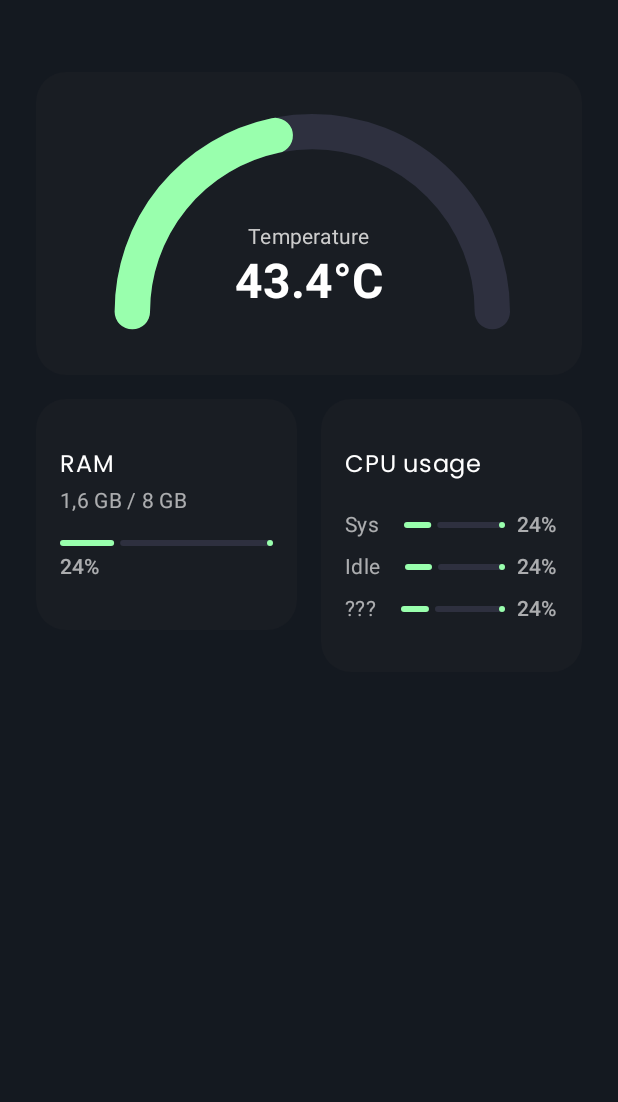
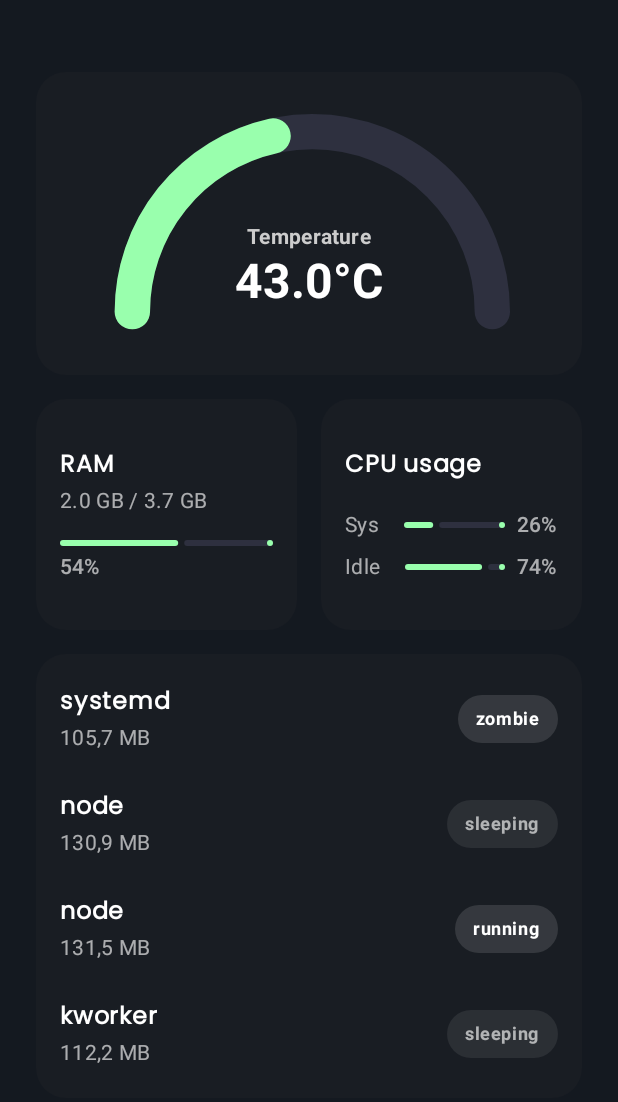
Before and after one commit to DEJA-1/PZ-UDTM, an Android app built with Jetpack Compose: the screen it shows after launch (MainActivity), on a phone screen of 412 x 824 dp. Shown: the top 1102 px of the screen. Run offline under Robolectric (Android 15) with nearby library versions, the phone set to English and light mode, and no system bars; our stand-ins replace Dagger/Hilt's generated code.

Commit message:
finish ui

```diff
--- a/app/src/main/java/com/km/pz_app/data/repository/FakeSystemRepository.kt
+++ b/app/src/main/java/com/km/pz_app/data/repository/FakeSystemRepository.kt
@@ -17,6 +17,8 @@ class FakeSystemRepository @Inject constructor() : ISystemRepository {
     private var previousUser = 100L
     private var previousKernel = 200L
     private var previousIdle = 3000L
+    private var totalRam = 3882924L
+    private var currentUsedRam = 1500000L
 
     override suspend fun getCpuStatus(): CpuResponse {
         delay(300)
@@ -47,14 +49,9 @@ class FakeSystemRepository @Inject constructor() : ISystemRepository {
         )
     }
 
-
-    private var totalRam = 3882924L // 3.7 GB
-    private var currentUsedRam = 1500000L // Start: ~1.5 GB
-
     override suspend fun getMemoryStatus(): MemoryResponse {
         delay(300)
 
-        // Losowy przyrost/zmniejszenie zużycia: od -100 do +200 MB
         val usageDelta = (listOf(-200_000, -100_000, 0, 100_000, 200_000)).random()
         currentUsedRam = (currentUsedRam + usageDelta).coerceIn(500_000L, totalRam - 200_000L)
 
@@ -70,22 +67,27 @@ class FakeSystemRepository @Inject constructor() : ISystemRepository {
 
     override suspend fun getProcesses(): ProcessResponse {
         delay(400)
-        return ProcessResponse(
-            processes = listOf(
-                ProcessInfo(
-                    pid = 1,
-                    name = "systemd",
-                    stateCode = "S",
-                    stateDescription = "sleeping",
-                    user = "0",
-                    group = "0",
-                    memoryRss = (88000 + tick * 100).toLong(),
-                    memoryVirt = 150000,
-                    swap = 0,
-                    threads = 2,
-                    uTime = (tick * 10).toLong()
-                )
+
+        val states = listOf("sleeping", "running", "zombie", "interrupt")
+        val names = listOf("systemd", "kworker", "irq/51", "node")
+
+        val processes = (1..4).map {
+            ProcessInfo(
+                pid = it,
+                name = names.random(),
+                stateCode = "S",
+                stateDescription = states.random(),
+                user = "1000",
+                group = "1000",
+                memoryRss = (80_000..160_000).random().toLong(),
+                memoryVirt = (200_000..300_000).random().toLong(),
+                swap = 0,
+                threads = (1..6).random(),
+                uTime = (tick * (1..30).random()).toLong()
             )
-        )
+        }
+
+        return ProcessResponse(processes = processes)
     }
+
 }
--- a/app/src/main/java/com/km/pz_app/presentation/home/HomeContract.kt
+++ b/app/src/main/java/com/km/pz_app/presentation/home/HomeContract.kt
@@ -9,7 +9,7 @@ import kotlinx.collections.immutable.persistentListOf
 data class HomeState(
     private val cpu: Resource<CpuResponse>,
     private val memory: Resource<MemoryResponse>,
-    private val processes: Resource<ProcessResponse>,
+    val processes: Resource<ProcessResponse>,
     val cpuPercentUsed: Float? = null,
     val cpuTemperature: Float? = null,
     val usedRamPercent: Float? = null,
--- a/app/src/main/java/com/km/pz_app/presentation/home/HomeScreen.kt
+++ b/app/src/main/java/com/km/pz_app/presentation/home/HomeScreen.kt
@@ -1,10 +1,7 @@
 package com.km.pz_app.presentation.home
 
-import android.content.res.Resources.Theme
-import androidx.annotation.ContentView
 import androidx.compose.foundation.Canvas
 import androidx.compose.foundation.background
-import androidx.compose.foundation.gestures.scrollable
 import androidx.compose.foundation.layout.Arrangement
 import androidx.compose.foundation.layout.Box
 import androidx.compose.foundation.layout.Column
@@ -18,6 +15,7 @@ import androidx.compose.foundation.layout.padding
 import androidx.compose.foundation.rememberScrollState
 import androidx.compose.foundation.shape.RoundedCornerShape
 import androidx.compose.foundation.verticalScroll
+import androidx.compose.material3.Badge
 import androidx.compose.material3.CircularProgressIndicator
 import androidx.compose.material3.LinearProgressIndicator
 import androidx.compose.material3.MaterialTheme
@@ -25,7 +23,6 @@ import androidx.compose.material3.Text
 import androidx.compose.runtime.Composable
 import androidx.compose.ui.Alignment
 import androidx.compose.ui.Modifier
-import androidx.compose.ui.draw.clip
 import androidx.compose.ui.geometry.Offset
 import androidx.compose.ui.geometry.Size
 import androidx.compose.ui.graphics.Color
@@ -34,7 +31,6 @@ import androidx.compose.ui.graphics.drawscope.Stroke
 import androidx.compose.ui.text.font.FontWeight
 import androidx.compose.ui.tooling.preview.Preview
 import androidx.compose.ui.unit.dp
-import androidx.loader.content.Loader
 import com.km.pz_app.domain.model.CpuResponse
 import com.km.pz_app.domain.model.CpuStats
 import com.km.pz_app.domain.model.CpuUsage
@@ -44,11 +40,15 @@ import com.km.pz_app.domain.model.ProcessResponse
 import com.km.pz_app.presentation.utils.Resource
 import com.km.pz_app.ui.theme.PZAPPTheme
 import com.km.pz_app.ui.theme.background
+import com.km.pz_app.ui.theme.backgroundBadgeDisabled
+import com.km.pz_app.ui.theme.backgroundBadgeEnabled
 import com.km.pz_app.ui.theme.backgroundSecondary
 import com.km.pz_app.ui.theme.backgroundTertiary
 import com.km.pz_app.ui.theme.primary
 import com.km.pz_app.ui.theme.text
 import com.km.pz_app.ui.theme.textWeak
+import kotlinx.collections.immutable.PersistentList
+import kotlinx.collections.immutable.toPersistentList
 
 @Composable
 fun HomeScreen(
@@ -81,66 +81,130 @@ private fun Content(
             .fillMaxSize()
             .verticalScroll(state = rememberScrollState())
     ) {
-        TemperatureGauge(
-            temperature = 43.4f,
-            modifier = Modifier.fillMaxWidth()
-        )
+        state.cpuTemperature?.let {
+            TemperatureGauge(
+                temperature = it,
+                modifier = Modifier.fillMaxWidth()
+            )
+        }
         Row(
             horizontalArrangement = Arrangement.spacedBy(space = 16.dp),
             modifier = Modifier.fillMaxWidth()
         ) {
-            RAMTile(modifier = Modifier.weight(weight = 1f))
-            CPUTile(modifier = Modifier.weight(weight = 1f))
+            RAMTile(
+                usedRamPercent = state.usedRamPercent,
+                usedRamGb = state.usedRamGb,
+                modifier = Modifier.weight(1f)
+            )
+            CPUTile(
+                systemPercent = state.cpuPercentUsed,
+                modifier = Modifier.weight(1f)
+            )
         }
-//        state.cpuTemperature?.let {
-//            Text(text = "CPU Temp: ${"%.1f".format(it)}°C")
-//        }
-//        Spacer(modifier = Modifier.height(height = 8.dp))
-//        state.cpuPercentUsed?.let {
-//            CpuUsageBar(usagePercent = it)
-//        } ?: Text("CPU Usage: --%")
-//        Spacer(modifier = Modifier.height(height = 8.dp))
-//        state.usedRamGb?.let { (used, total) ->
-//            Text(text = "Memory: ${"%.1f".format(used)} GB / ${"%.1f".format(total)} GB")
-//        }
-//        Spacer(modifier = Modifier.height(height = 8.dp))
-//        state.usedRamPercent?.let {
-//            LinearProgressIndicator(
-//                progress = it / 100f,
-//                modifier = Modifier.fillMaxWidth()
-//            )
-//        }
+        state.processes.getResultOrNull()?.let {
+            ProcessesTile(processes = it.processes.toPersistentList())
+        }
     }
 }
 
 @Composable
-private fun CPUTile(modifier: Modifier = Modifier) {
+private fun ProcessesTile(processes: PersistentList<ProcessInfo>) {
+    Tile(modifier = Modifier.fillMaxWidth()) {
+        Column(
+            verticalArrangement = Arrangement.spacedBy(space = 16.dp),
+            modifier = Modifier.padding(vertical = 16.dp, horizontal = 16.dp)
+        ) {
+            processes.forEach {
+                ProcessInfo(info = it)
+            }
+        }
+    }
+}
+
+@Composable
+private fun ProcessInfo(info: ProcessInfo, cpuPercent: Float? = null) {
+    val (badgeColor, badgeTextColor) = info.getBadgeColorAndText()
+
+    val memoryMB = info.memoryRss.toFloat() / 1024f
+
+    Row(
+        verticalAlignment = Alignment.CenterVertically,
+        modifier = Modifier
+            .padding(vertical = 4.dp)
+            .fillMaxSize()
+    ) {
+        Column(
+            verticalArrangement = Arrangement.Center,
+            modifier = Modifier
+                .fillMaxSize()
+                .weight(1f, fill = false)
+        ) {
+            Text(
+                text = info.name,
+                color = text,
+                fontWeight = FontWeight.Bold,
+                style = MaterialTheme.typography.bodyLarge,
+            )
+            Spacer(modifier = Modifier.height(height = 4.dp))
+            Text(
+                text = "${memoryMB.format(1)} MB",
+                color = textWeak,
+                style = MaterialTheme.typography.bodyMedium,
+            )
+        }
+
+        Badge(
+            content = {
+                Text(
+                    text = info.stateDescription,
+                    color = badgeTextColor,
+                    style = MaterialTheme.typography.bodySmall,
+                    fontWeight = FontWeight.Bold,
+                    modifier = Modifier.padding(8.dp)
+                )
+            },
+            containerColor = badgeColor
+        )
+    }
+}
+
+
+@Composable
+private fun CPUTile(
+    systemPercent: Float?,
+    modifier: Modifier = Modifier
+) {
     Tile(modifier = modifier) {
         Column(
-            verticalArrangement = Arrangement.spacedBy(space = 8.dp),
+            verticalArrangement = Arrangement.spacedBy(8.dp),
             modifier = Modifier
-                .padding(
-                    horizontal = 16.dp,
-                    vertical = 32.dp
-                )
+                .padding(horizontal = 16.dp, vertical = 32.dp)
                 .fillMaxWidth()
         ) {
             Text(
                 text = "CPU usage",
                 color = text,
+                fontWeight = FontWeight.Bold,
                 style = MaterialTheme.typography.bodyLarge
             )
             Spacer(modifier = Modifier.height(height = 4.dp))
-            CPUUsageRow(title = "Sys")
-            CPUUsageRow(title = "Idle")
-            CPUUsageRow(title = "???")
+            CPUUsageRow(
+                title = "Sys",
+                percent = systemPercent,
+            )
+            CPUUsageRow(
+                title = "Idle",
+                percent = systemPercent?.let { 100f - it },
+            )
         }
     }
 }
 
+
 @Composable
 private fun CPUUsageRow(
     title: String,
+    percent: Float?,
 ) {
     Row(
         verticalAlignment = Alignment.CenterVertically,
@@ -149,19 +213,19 @@ private fun CPUUsageRow(
         Text(
             text = title,
             color = textWeak,
-            style = MaterialTheme.typography.bodyMedium,
+            style = MaterialTheme.typography.bodyMedium
         )
         LinearProgressIndicator(
             color = primary,
             trackColor = backgroundTertiary,
             strokeCap = StrokeCap.Round,
-            progress = { 0.24f },
+            progress = { (percent ?: 0f) / 100f },
             modifier = Modifier
-                .weight(weight = 1f)
+                .weight(1f)
                 .padding(start = 16.dp)
         )
         Text(
-            text = "24%",
+            text = percent?.let { "%.0f%%".format(it) } ?: "-",
             color = textWeak,
             style = MaterialTheme.typography.labelLarge,
             modifier = Modifier.padding(start = 8.dp)
@@ -169,36 +233,39 @@ private fun CPUUsageRow(
     }
 }
 
+
 @Composable
-private fun RAMTile(modifier: Modifier = Modifier) {
+private fun RAMTile(
+    usedRamPercent: Float?,
+    usedRamGb: Pair<Float, Float>?,
+    modifier: Modifier = Modifier
+) {
     Tile(modifier = modifier) {
         Column(
-            modifier = Modifier.padding(
-                horizontal = 16.dp,
-                vertical = 32.dp
-            )
+            modifier = Modifier.padding(horizontal = 16.dp, vertical = 32.dp)
         ) {
             Text(
                 text = "RAM",
                 color = text,
+                fontWeight = FontWeight.Bold,
                 style = MaterialTheme.typography.bodyLarge
             )
-            Spacer(modifier = Modifier.height(height = 4.dp))
+            Spacer(modifier = Modifier.height(4.dp))
             Text(
-                text = "1,6 GB / 8 GB",
+                text = usedRamGb?.let { "%.1f GB / %.1f GB".format(it.first, it.second) } ?: "-",
                 color = textWeak,
                 style = MaterialTheme.typography.bodyMedium
             )
-            Spacer(modifier = Modifier.height(height = 16.dp))
+            Spacer(modifier = Modifier.height(16.dp))
             LinearProgressIndicator(
                 color = primary,
                 trackColor = backgroundTertiary,
                 strokeCap = StrokeCap.Round,
-                progress = { 0.24f },
+                progress = { (usedRamPercent ?: 0f) / 100f }
             )
-            Spacer(modifier = Modifier.height(height = 4.dp))
+            Spacer(modifier = Modifier.height(4.dp))
             Text(
-                text = "24%",
+                text = usedRamPercent?.let { "%.0f%%".format(it) } ?: "-",
                 color = textWeak,
                 style = MaterialTheme.typography.labelLarge
             )
@@ -226,13 +293,14 @@ fun TemperatureGauge(
             Text(
                 text = "Temperature",
                 style = MaterialTheme.typography.bodyMedium,
-                color = Color.LightGray
+                fontWeight = FontWeight.Bold,
+                color = Color.LightGray,
             )
             Text(
                 text = "${"%.1f".format(temperature)}°C",
                 style = MaterialTheme.typography.headlineLarge,
                 fontWeight = FontWeight.Bold,
-                color = Color.White
+                color = Color.White,
             )
             Spacer(modifier = Modifier.height(height = 42.dp))
         }
@@ -285,18 +353,14 @@ private fun Tile(
     }
 }
 
-@Composable
-private fun CpuUsageBar(usagePercent: Float) {
-    Column(horizontalAlignment = Alignment.CenterHorizontally) {
-        Text(text = "CPU Usage: ${"%.1f".format(usagePercent)}%")
-        LinearProgressIndicator(
-            progress = usagePercent / 100f,
-            modifier = Modifier
-                .fillMaxWidth()
-                .padding(top = 8.dp)
-        )
-    }
+private fun ProcessInfo.getBadgeColorAndText() = when (this.stateDescription) {
+    "sleeping" -> backgroundBadgeDisabled to textWeak
+    else -> backgroundBadgeEnabled to text
 }
+
+fun Float.format(digits: Int): String =
+    "%.${digits}f".format(this).replace('.', ',')
+
 
 @Composable
 @Preview(showBackground = true)
@@ -333,7 +397,33 @@ private fun Preview() {
                         processes = listOf(
                             ProcessInfo(
                                 pid = 123,
-                                name = "PreviewProcess",
+                                name = "systemd",
+                                stateCode = "R",
+                                stateDescription = "sleeping",
+                                user = "1000",
+                                group = "1000",
+                                memoryRss = 120000,
+                                memoryVirt = 300000,
+                                swap = 0,
+                                threads = 5,
+                                uTime = 120
+                            ),
+                            ProcessInfo(
+                                pid = 123,
+                                name = "systemd",
+                                stateCode = "R",
+                                stateDescription = "interrupt",
+                                user = "1000",
+                                group = "1000",
+                                memoryRss = 120000,
+                                memoryVirt = 300000,
+                                swap = 0,
+                                threads = 5,
+                                uTime = 120
+                            ),
+                            ProcessInfo(
+                                pid = 123,
+                                name = "systemd",
                                 stateCode = "R",
                                 stateDescription = "running",
                                 user = "1000",
--- a/app/src/main/java/com/km/pz_app/presentation/utils/Resource.kt
+++ b/app/src/main/java/com/km/pz_app/presentation/utils/Resource.kt
@@ -1,6 +1,9 @@
 package com.km.pz_app.presentation.utils
 
 sealed class Resource<out T> {
+
+    fun getResultOrNull(): T? = (this as? Success<T>)?.data
+
     data class Success<T>(val data: T) : Resource<T>()
     data class Error(val message: String? = null) : Resource<Nothing>()
     data object Loading : Resource<Nothing>()
--- a/app/src/main/java/com/km/pz_app/ui/theme/Color.kt
+++ b/app/src/main/java/com/km/pz_app/ui/theme/Color.kt
@@ -17,3 +17,5 @@ val secondary = Color(0xFFFFBB7B)
 val tertiary = Color(0xFFFF4C58)
 val text = Color(0xFFFFFFFF)
 val textWeak = Color(0xFFFFFFFF).copy(alpha = 0.64f)
+val backgroundBadgeEnabled = Color(0xFFFFFFFF).copy(alpha = 0.12f)
+val backgroundBadgeDisabled = Color(0xFFFFFFFF).copy(alpha = 0.08f)
```
